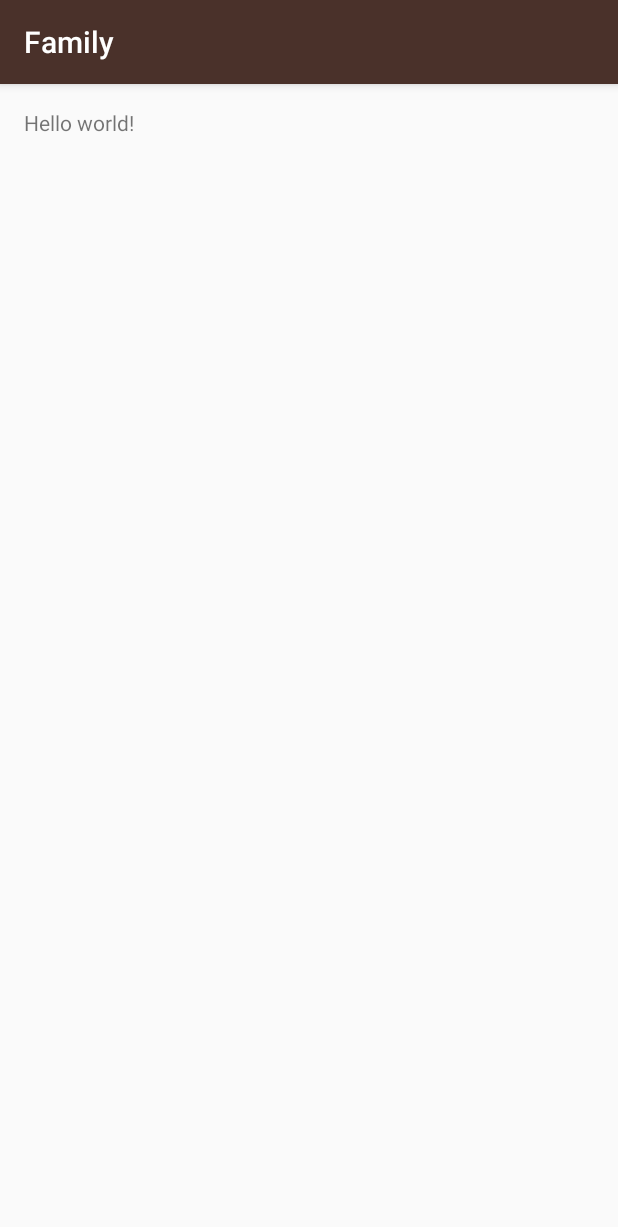
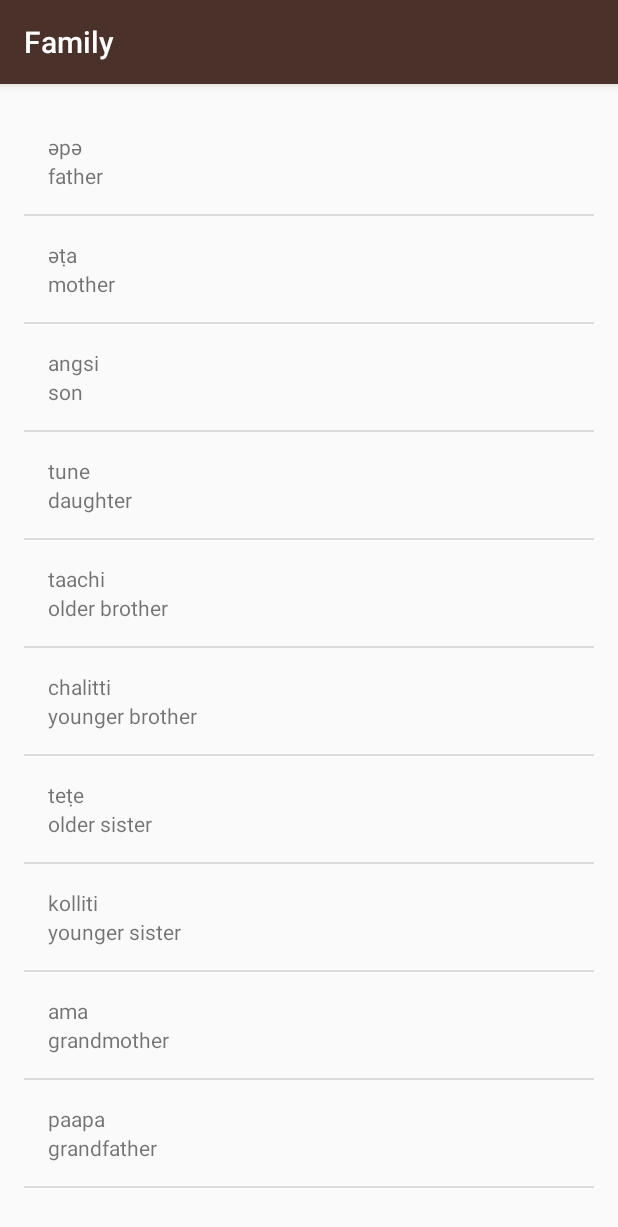
Before and after one commit to yangzhanlong/Miwok, an Android app: the FamilyActivity screen opened directly, with no data from a screen before it, on a phone screen of 412 x 824 dp. Shown: the top 1227 px of the screen. Run offline under Robolectric (Android 15) with nearby library versions, the phone set to English and light mode, and no system bars.

Commit message:
Add color, family, phrase.

```diff
--- a/app/src/main/java/com/codeing/miwok/FamilyActivity.java
+++ b/app/src/main/java/com/codeing/miwok/FamilyActivity.java
@@ -4,13 +4,40 @@
 import android.os.Bundle;
 import android.view.Menu;
 import android.view.MenuItem;
+import android.widget.ListView;
+
+import java.util.ArrayList;
 
 public class FamilyActivity extends AppCompatActivity {
 
     @Override
     protected void onCreate(Bundle savedInstanceState) {
         super.onCreate(savedInstanceState);
-        setContentView(R.layout.activity_family);
+        setContentView(R.layout.wordlist);
+
+        ArrayList<Word> words = new ArrayList<>();
+        words.add(new Word("father", "әpә"));
+        words.add(new Word("mother", "әṭa"));
+        words.add(new Word("son", "angsi"));
+        words.add(new Word("daughter", "tune"));
+        words.add(new Word("older brother", "taachi"));
+        words.add(new Word("younger brother", "chalitti"));
+        words.add(new Word("older sister", "teṭe"));
+        words.add(new Word("younger sister", "kolliti"));
+        words.add(new Word("grandmother", "ama"));
+        words.add(new Word("grandfather", "paapa"));
+
+        // Create an {@link WordAdapter}, whose data source is a list of {@link Word}s. The
+        // adapter knows how to create list items for each item in the list.
+        WordAdapter adapter = new WordAdapter(this, words);
+
+        // Find the {@link ListView} object in the view hierarchy of the {@link Activity}.
+        // There should be a {@link ListView} with the view ID called list, which is declared in the
+        // wordlist.xml layout file.
+        ListView listView = (ListView) findViewById(R.id.list);
+
+        // Make the {@link ListView} use the {@link WordAdapter} we created above, so that the
+        // {@link ListView} will display list items for each {@link Word} in the list.
+        listView.setAdapter(adapter);
     }
-
 }
--- a/app/src/main/java/com/codeing/miwok/Word.java
+++ b/app/src/main/java/com/codeing/miwok/Word.java
@@ -8,9 +8,9 @@
     private String mMiworkTranslation;
     private String mDefaultTranslation;
 
-    public Word(String miworkTranslation, String defaultTranslation) {
+    public Word(String defaultTranslation, String miworkTranslation) {
+        mDefaultTranslation = defaultTranslation;
         mMiworkTranslation = miworkTranslation;
-        mDefaultTranslation = defaultTranslation;
     }
 
     public String getmMiworkTranslation() {
--- a/app/src/main/java/com/codeing/miwok/WordAdapter.java
+++ b/app/src/main/java/com/codeing/miwok/WordAdapter.java
@@ -50,7 +50,7 @@
                     R.layout.list_tiem, parent, false);
         }
 
-        // Get the {@link AndroidFlavor} object located at this position in the list
+        // Get the {@link Word} object located at this position in the list
         Word currentWord = getItem(position);
 
         // Find the TextView in the list_item.xml layout with the ID miwork_text_view
--- a/app/src/main/res/layout/activity_family.xml
+++ /dev/null
@@ -1,12 +0,0 @@
-<RelativeLayout xmlns:android="http://schemas.android.com/apk/res/android"
-    xmlns:tools="http://schemas.android.com/tools" android:layout_width="match_parent"
-    android:layout_height="match_parent" android:paddingLeft="@dimen/activity_horizontal_margin"
-    android:paddingRight="@dimen/activity_horizontal_margin"
-    android:paddingTop="@dimen/activity_vertical_margin"
-    android:paddingBottom="@dimen/activity_vertical_margin"
-    tools:context="com.codeing.miwok.FamilyActivity">
-
-    <TextView android:text="@string/hello_world" android:layout_width="wrap_content"
-        android:layout_height="wrap_content" />
-
-</RelativeLayout>
--- a/app/src/main/res/layout/activity_numbers.xml
+++ b/app/src/main/res/layout/wordlist.xml
@@ -1,6 +1,5 @@
 <?xml version="1.0" encoding="utf-8"?>
 <ListView xmlns:android="http://schemas.android.com/apk/res/android"
-    xmlns:tools="http://schemas.android.com/tools"
     android:id="@+id/list"
     android:layout_width="match_parent"
     android:layout_height="match_parent"
@@ -9,4 +8,4 @@
     android:paddingLeft="@dimen/activity_horizontal_margin"
     android:paddingRight="@dimen/activity_horizontal_margin"
     android:paddingTop="@dimen/activity_vertical_margin"
-    tools:context="com.example.android.miwok.NumbersActivity" />
+    />
```
Also changed, not shown: app/src/main/java/com/codeing/miwok/ColorsActivity.java (+27 -1 lines), app/src/main/java/com/codeing/miwok/NumbersActivity.java (+12 -18 lines), app/src/main/java/com/codeing/miwok/PhraseActivity.java (+29 -1 lines), app/src/main/res/layout/activity_colors.xml (deleted, +0 -12 lines), app/src/main/res/layout/activity_phrase.xml (deleted, +0 -12 lines).
